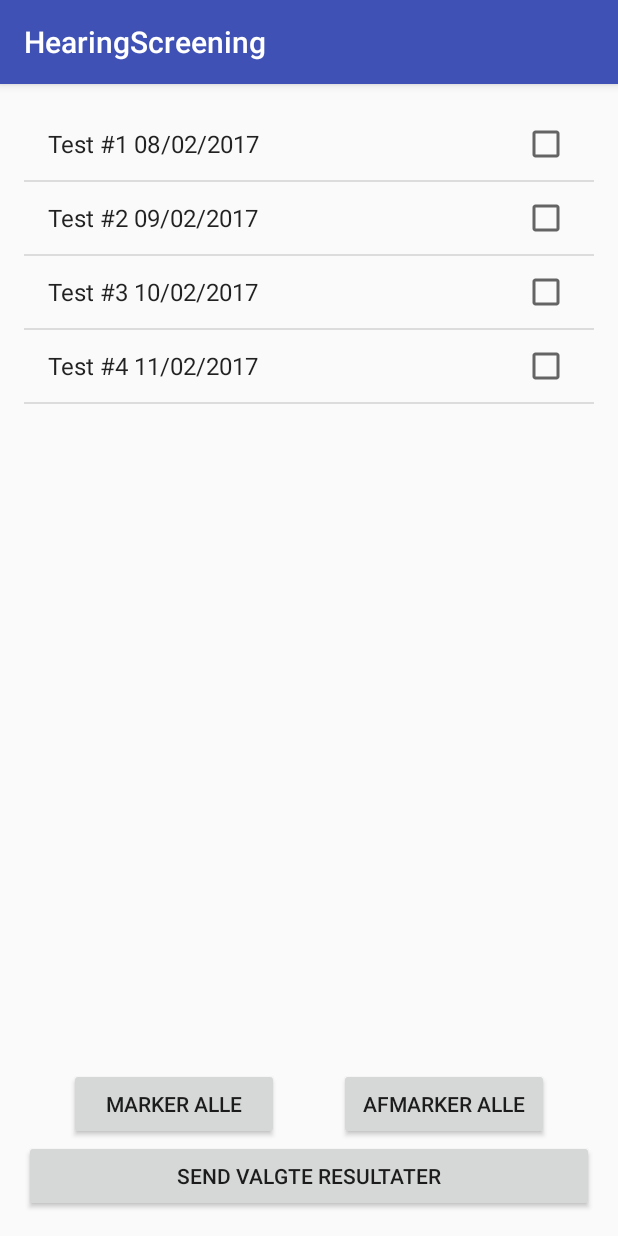
After one commit to ChrisDaBang/CE.BachelorProject, an Android app: the SendResultsActivity screen opened directly, with no data from a screen before it, on a phone screen of 412 x 824 dp. The commit adds this screen. Run offline under Robolectric (Android 15) with nearby library versions, the phone set to English and light mode, and no system bars.

Commit message:
Send results activity and co-responding layout implemented

```diff
--- a/app/src/main/AndroidManifest.xml
+++ b/app/src/main/AndroidManifest.xml
@@ -25,8 +25,9 @@
             android:label="@string/title_activity_test2"
             android:theme="@style/AppTheme.NoActionBar" />
         <activity android:name=".ResultsActivity" />
-      <activity android:name=".EarlierResultsActivity"></activity>
-        <activity android:name=".SettingsActivity"></activity>
+        <activity android:name=".EarlierResultsActivity" />
+        <activity android:name=".SettingsActivity" />
+        <activity android:name=".SendResultsActivity"></activity>
     </application>
 
 </manifest>
--- /dev/null
+++ b/app/src/main/java/student/sdu/hearingscreening/SendResultsActivity.java
@@ -0,0 +1,101 @@
+package student.sdu.hearingscreening;
+
+import android.support.v7.app.AppCompatActivity;
+import android.os.Bundle;
+import android.util.SparseBooleanArray;
+import android.view.View;
+import android.widget.ArrayAdapter;
+import android.widget.Button;
+import android.widget.ListView;
+import android.widget.Toast;
+
+public class SendResultsActivity extends AppCompatActivity {
+
+    ListView lv;
+
+    @Override
+    protected void onCreate(Bundle savedInstanceState)
+    {
+        super.onCreate(savedInstanceState);
+        setContentView(R.layout.activity_send_results);
+        lv = (ListView) findViewById(R.id.send_results_listview);
+        setupListView();
+        setupButtons();
+    }
+
+    private void setupListView()
+    {
+        String[] tests = getResources().getStringArray(R.array.tests);
+        String[] titles = new String[tests.length];
+        for(int i = 0; i<tests.length; i++)
+        {
+            String temp = tests[i];
+            String[] details = temp.split(";");
+            String title = "Test #" + details[0] + " " + details[1];
+            titles[i] = title;
+        }
+
+        ArrayAdapter<String> adapter = new ArrayAdapter<String>(this,
+                android.R.layout.simple_list_item_multiple_choice,
+                titles);
+
+        lv.setChoiceMode(ListView.CHOICE_MODE_MULTIPLE);
+        lv.setAdapter(adapter);
+    }
+
+    private void setupButtons()
+    {
+        Button sendResultsBtn = (Button) findViewById(R.id.send_results_send_button);
+        sendResultsBtn.setOnClickListener(new Button.OnClickListener()
+        {
+            @Override
+            public void onClick(View v) {
+                // TODO Auto-generated method stub
+                String selected = "";
+                int cntChoice = lv.getCount();
+
+                SparseBooleanArray sparseBooleanArray = lv.getCheckedItemPositions();
+
+                for(int i = 0; i < cntChoice; i++){
+
+                    if(sparseBooleanArray.get(i)) {
+
+                        selected += lv.getItemAtPosition(i).toString() + "\n";
+                    }
+                }
+
+                selected += "will be sent";
+                Toast.makeText(SendResultsActivity.this,
+
+                        selected,
+
+                        Toast.LENGTH_LONG).show();
+            }});
+
+        Button markAllBtn = (Button) findViewById(R.id.send_results_mark_all);
+        markAllBtn.setOnClickListener(new Button.OnClickListener()
+        {
+            @Override
+            public void onClick(View v)
+            {
+                for (int i = 0; i < lv.getCount(); i++)
+                {
+                    lv.setItemChecked(i,true);
+                }
+            }
+        });
+
+        Button demarkAllBtn = (Button) findViewById(R.id.send_results_demark_all);
+        demarkAllBtn.setOnClickListener(new Button.OnClickListener()
+        {
+            @Override
+            public void onClick(View v)
+            {
+                for (int i = 0; i < lv.getCount(); i++)
+                {
+                    lv.setItemChecked(i,false);
+                }
+            }
+        });
+    }
+}
--- a/app/src/main/res/layout/activity_earlier_results.xml
+++ b/app/src/main/res/layout/activity_earlier_results.xml
@@ -13,7 +13,7 @@
     <ExpandableListView
         android:layout_width="match_parent"
         android:layout_height="match_parent"
+        android:id="@+id/earlier_results_exp"
         android:layout_alignParentTop="true"
-        android:layout_alignParentStart="true"
-        android:id="@+id/earlier_results_exp" />
+        android:layout_alignParentStart="true" />
 </RelativeLayout>
--- a/app/src/main/res/layout/activity_how_to.xml
+++ b/app/src/main/res/layout/activity_how_to.xml
@@ -34,9 +34,7 @@
         android:textSize="16pt"
         android:layout_width="match_parent"
         android:layout_height="match_parent"
-        android:layout_alignStart="@+id/HowTo_Back"
         android:id="@+id/textView3"
-        android:layout_alignEnd="@+id/HowTo_Next"
-        android:layout_marginBottom="80dp"
-        />
+        android:layout_alignParentTop="true"
+        android:layout_alignStart="@+id/HowTo_Back" />
 </RelativeLayout>
--- /dev/null
+++ b/app/src/main/res/layout/activity_send_results.xml
@@ -0,0 +1,49 @@
+<?xml version="1.0" encoding="utf-8"?>
+<RelativeLayout xmlns:android="http://schemas.android.com/apk/res/android"
+    xmlns:tools="http://schemas.android.com/tools"
+    android:id="@+id/activity_send_results"
+    android:layout_width="match_parent"
+    android:layout_height="match_parent"
+    android:paddingBottom="@dimen/activity_vertical_margin"
+    android:paddingLeft="@dimen/activity_horizontal_margin"
+    android:paddingRight="@dimen/activity_horizontal_margin"
+    android:paddingTop="@dimen/activity_vertical_margin"
+    tools:context="student.sdu.hearingscreening.SendResultsActivity">
+
+    <ListView
+        android:layout_width="match_parent"
+        android:layout_marginBottom="110dp"
+        android:id="@+id/send_results_listview"
+        android:layout_alignParentTop="true"
+        android:layout_alignParentStart="true"
+        android:layout_height="match_parent" />
+
+    <Button
+        android:text="@string/send_results_send"
+        android:layout_width="match_parent"
+        android:layout_height="wrap_content"
+        android:layout_alignParentBottom="true"
+        android:layout_alignParentStart="true"
+        android:id="@+id/send_results_send_button"
+        android:layout_alignParentEnd="true" />
+
+    <Button
+        android:text="@string/send_results_mark_all"
+        android:layout_width="140dp"
+        android:layout_height="wrap_content"
+        android:gravity="center"
+        android:layout_above="@+id/send_results_send_button"
+        android:layout_alignParentStart="true"
+        android:layout_marginStart="30dp"
+        android:id="@+id/send_results_mark_all" />
+
+    <Button
+        android:text="@string/send_results_demark_all"
+        android:layout_width="140dp"
+        android:layout_height="wrap_content"
+        android:gravity="center"
+        android:layout_alignTop="@+id/send_results_mark_all"
+        android:layout_alignParentEnd="true"
+        android:layout_marginEnd="30dp"
+        android:id="@+id/send_results_demark_all" />
+</RelativeLayout>
--- a/app/src/main/res/values/strings.xml
+++ b/app/src/main/res/values/strings.xml
@@ -1,4 +1,5 @@
-<resources>
+<resources> <!-- -->
+    <!--MainMenuActivity-->
     <string name="app_name">HearingScreening</string>
     <string name="menu_text">Din \"work-in-progress\" hørescreenings app</string>
     <string name="menu_button1_text">Hvordan tager jeg testen?</string>
@@ -23,4 +24,8 @@
         <item>4;11/02/2017;normal hørelse;ingen ændring;forsæt med brug af app</item>
     </string-array>
     <string name="settings_buttonReminder_text">Set test days per week</string>
+    <!-- SendResultsActivity -->
+    <string name="send_results_mark_all">Marker alle</string>
+    <string name="send_results_demark_all">Afmarker alle</string>
+    <string name="send_results_send">Send valgte resultater</string>
 </resources>
```
Also changed, not shown: app/src/main/java/student/sdu/hearingscreening/ResultsActivity.java (+10 -0 lines).
